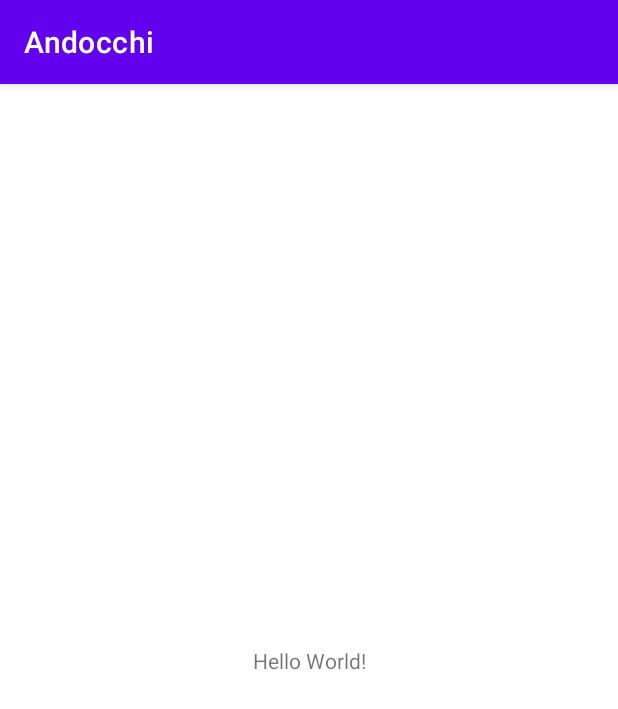
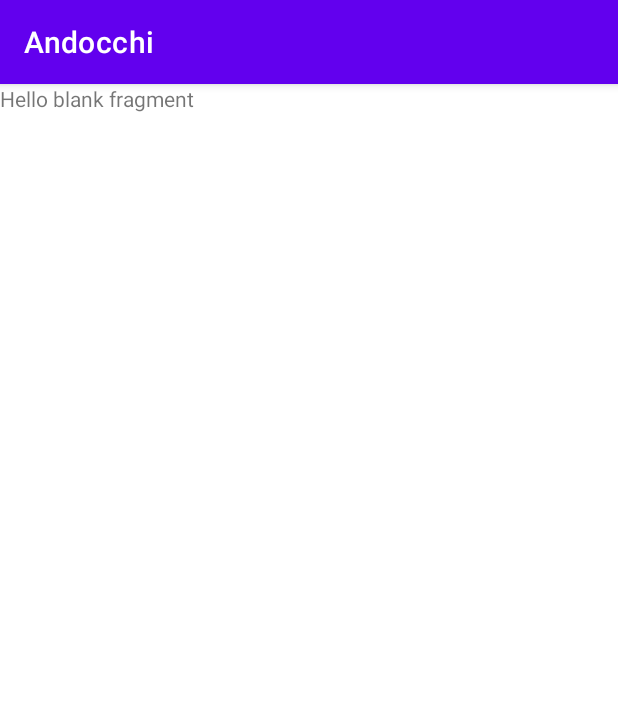
Before and after one commit to YagiRyu/Andocchi, an Android app: the screen it shows after launch (MainActivity), on a phone screen of 412 x 824 dp. Shown: the top 709 px of the screen. Run offline under Robolectric (Android 15) with nearby library versions, the phone set to English and light mode, and no system bars.

Commit message:
Add 3 fragment: HomeFragment, ProfileFragment, GetSkillFragment

```diff
--- a/Andocchi/app/build.gradle
+++ b/Andocchi/app/build.gradle
@@ -39,6 +39,7 @@ dependencies {
     implementation 'androidx.appcompat:appcompat:1.3.0'
     implementation 'com.google.android.material:material:1.4.0'
     implementation 'androidx.constraintlayout:constraintlayout:2.0.4'
+    implementation 'androidx.legacy:legacy-support-v4:1.0.0'
     testImplementation 'junit:junit:4.13.2'
     androidTestImplementation 'androidx.test.ext:junit:1.1.3'
     androidTestImplementation 'androidx.test.espresso:espresso-core:3.4.0'
--- a/Andocchi/app/src/main/java/com/github/ryu/andocchi/MainActivity.kt
+++ b/Andocchi/app/src/main/java/com/github/ryu/andocchi/MainActivity.kt
@@ -2,10 +2,15 @@ package com.github.ryu.andocchi
 
 import androidx.appcompat.app.AppCompatActivity
 import android.os.Bundle
+import com.github.ryu.andocchi.ui.HomeFragment
 
 class MainActivity : AppCompatActivity() {
     override fun onCreate(savedInstanceState: Bundle?) {
         super.onCreate(savedInstanceState)
         setContentView(R.layout.activity_main)
+
+        supportFragmentManager.beginTransaction()
+            .replace(R.id.container, HomeFragment())
+            .commit()
     }
 }
--- /dev/null
+++ b/Andocchi/app/src/main/java/com/github/ryu/andocchi/ui/HomeFragment.kt
@@ -0,0 +1,19 @@
+package com.github.ryu.andocchi.ui
+
+import android.os.Bundle
+import androidx.fragment.app.Fragment
+import android.view.LayoutInflater
+import android.view.View
+import android.view.ViewGroup
+import com.github.ryu.andocchi.R
+
+class HomeFragment : Fragment() {
+
+    override fun onCreateView(
+        inflater: LayoutInflater, container: ViewGroup?,
+        savedInstanceState: Bundle?
+    ): View? {
+        // Inflate the layout for this fragment
+        return inflater.inflate(R.layout.fragment_home, container, false)
+    }
+}
--- a/Andocchi/app/src/main/res/layout/activity_main.xml
+++ b/Andocchi/app/src/main/res/layout/activity_main.xml
@@ -6,13 +6,9 @@
     android:layout_height="match_parent"
     tools:context=".MainActivity">
 
-    <TextView
-        android:layout_width="wrap_content"
-        android:layout_height="wrap_content"
-        android:text="Hello World!"
-        app:layout_constraintBottom_toBottomOf="parent"
-        app:layout_constraintLeft_toLeftOf="parent"
-        app:layout_constraintRight_toRightOf="parent"
-        app:layout_constraintTop_toTopOf="parent" />
+    <FrameLayout
+        android:id="@+id/container"
+        android:layout_width="match_parent"
+        android:layout_height="match_parent" />
 
 </androidx.constraintlayout.widget.ConstraintLayout>
--- /dev/null
+++ b/Andocchi/app/src/main/res/layout/fragment_home.xml
@@ -0,0 +1,14 @@
+<?xml version="1.0" encoding="utf-8"?>
+<FrameLayout xmlns:android="http://schemas.android.com/apk/res/android"
+    xmlns:tools="http://schemas.android.com/tools"
+    android:layout_width="match_parent"
+    android:layout_height="match_parent"
+    tools:context=".ui.HomeFragment">
+
+    <!-- TODO: Update blank fragment layout -->
+    <TextView
+        android:layout_width="match_parent"
+        android:layout_height="match_parent"
+        android:text="@string/hello_blank_fragment" />
+
+</FrameLayout>
--- a/Andocchi/app/src/main/res/values/strings.xml
+++ b/Andocchi/app/src/main/res/values/strings.xml
@@ -1,3 +1,5 @@
 <resources>
     <string name="app_name">Andocchi</string>
+    <!-- TODO: Remove or change this placeholder text -->
+    <string name="hello_blank_fragment">Hello blank fragment</string>
 </resources>
```
Also changed, not shown: Andocchi/app/src/main/java/com/github/ryu/andocchi/ui/GetSkillFragment.kt (added, +20 -0 lines), Andocchi/app/src/main/java/com/github/ryu/andocchi/ui/ProfileFragment.kt (added, +20 -0 lines), Andocchi/app/src/main/res/layout/fragment_get_skill.xml (added, +14 -0 lines), Andocchi/app/src/main/res/layout/fragment_profile.xml (added, +14 -0 lines).
